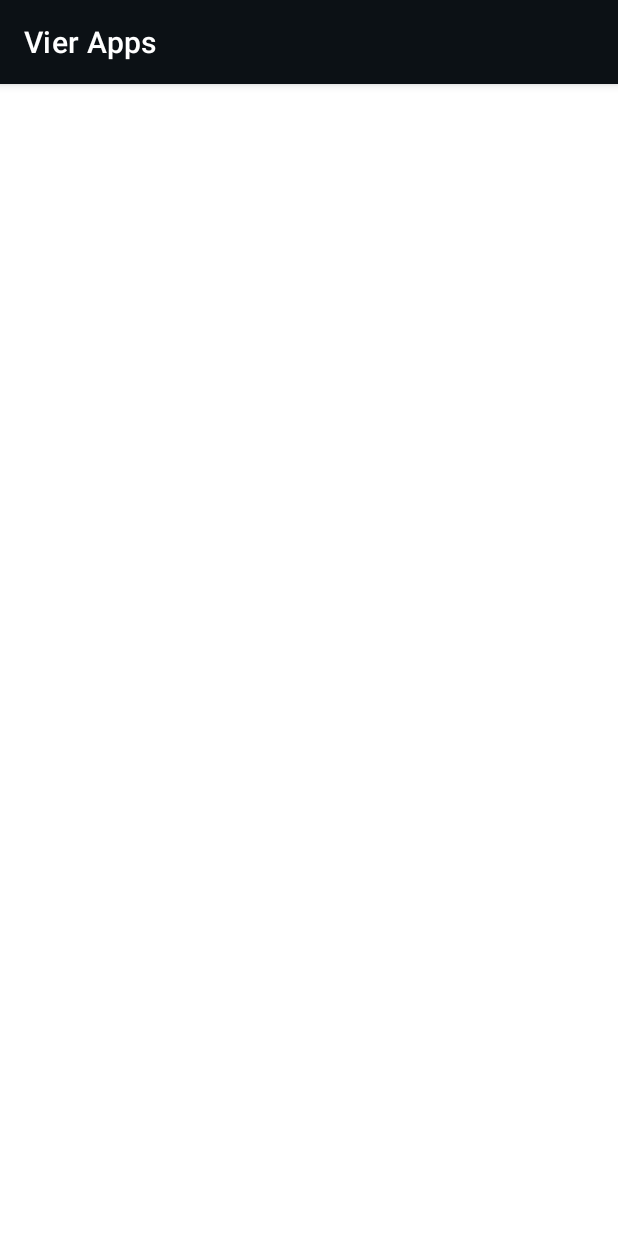
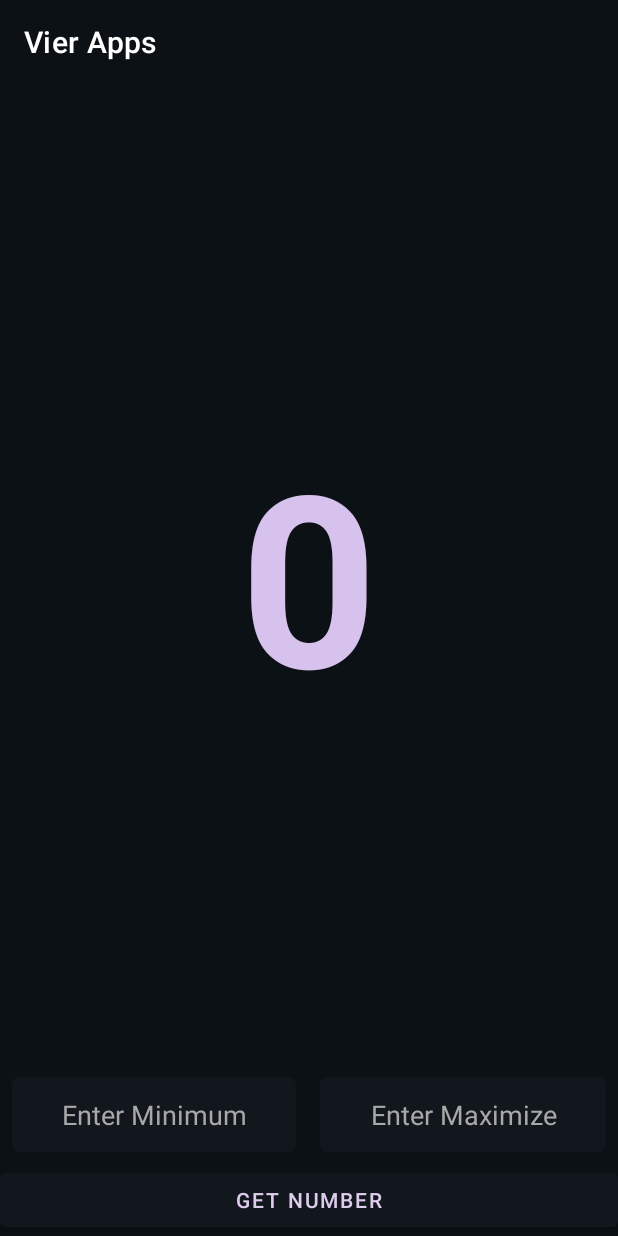
Before and after one commit to mahmoudk1000/univ_midterm_mobile_project, an Android app: the RandomActivity screen opened directly, with no data from a screen before it, on a phone screen of 412 x 824 dp. Run offline under Robolectric (Android 15) with nearby library versions, the phone set to English and light mode, and no system bars.

Commit message:
Made Random App

```diff
--- a/app/src/main/java/com/example/vierapps/RandomActivity.java
+++ b/app/src/main/java/com/example/vierapps/RandomActivity.java
@@ -1,7 +1,13 @@
 package com.example.vierapps;
 
+import android.os.Bundle;
+import android.view.View;
+import android.widget.EditText;
+import android.widget.TextView;
+
 import androidx.appcompat.app.AppCompatActivity;
-import android.os.Bundle;
+
+import java.util.Random;
 
 public class RandomActivity extends AppCompatActivity {
     @Override
@@ -9,4 +15,20 @@ public class RandomActivity extends AppCompatActivity {
         super.onCreate(savedInstanceState);
         setContentView(R.layout.random_activity);
     }
+
+    public void random_create(View view) {
+        EditText min_num = (EditText) findViewById(R.id.min_num);
+        String min = min_num.getText().toString();
+        int int_min = Integer.parseInt(min);
+
+        EditText max_num = (EditText) findViewById(R.id.max_num);
+        String max = max_num.getText().toString();
+        int int_max = Integer.parseInt(max);
+
+        Random number = new Random();
+        int random_num = number.nextInt(int_max + 1 - int_min) + int_min;
+
+        TextView counter = (TextView) findViewById(R.id.show_random);
+        counter.setText(String.valueOf(random_num));
+    }
 }
--- a/app/src/main/res/layout/random_activity.xml
+++ b/app/src/main/res/layout/random_activity.xml
@@ -1,6 +1,66 @@
 <?xml version="1.0" encoding="utf-8"?>
-<androidx.constraintlayout.widget.ConstraintLayout xmlns:android="http://schemas.android.com/apk/res/android"
+<LinearLayout
+    xmlns:android="http://schemas.android.com/apk/res/android"
+    xmlns:app="http://schemas.android.com/apk/res-auto"
+    xmlns:tools="http://schemas.android.com/tools"
     android:layout_width="match_parent"
-    android:layout_height="match_parent">
+    android:layout_height="match_parent"
+    tools:context=".RandomActivity"
+    android:background="@color/dark_background"
+    android:orientation="vertical" >
 
-</androidx.constraintlayout.widget.ConstraintLayout>
+    <TextView
+        android:id="@+id/show_random"
+        android:layout_width="match_parent"
+        android:layout_height="0dp"
+        android:layout_weight="1"
+        android:gravity="center"
+        android:text="0"
+        android:textAlignment="center"
+        android:textColor="@color/accent"
+        android:textSize="160sp"
+        android:textStyle="bold" />
+
+    <LinearLayout
+        android:layout_width="match_parent"
+        android:layout_height="wrap_content">
+
+        <EditText
+            android:id="@+id/min_num"
+            android:layout_width="wrap_content"
+            android:layout_height="50dp"
+            android:layout_margin="8dp"
+            android:layout_weight="1"
+            android:hint="@string/min_num"
+            android:textAlignment="center"
+            android:background="@drawable/rounded_corners"
+            android:textColor="@color/foreground"
+            android:textColorHint="@color/light_foreground"
+            android:inputType="number"
+            android:autofillHints="100" />
+
+        <EditText
+            android:id="@+id/max_num"
+            android:layout_width="wrap_content"
+            android:layout_height="50dp"
+            android:layout_margin="8dp"
+            android:layout_weight="1"
+            android:hint="@string/max_num"
+            android:textAlignment="center"
+            android:background="@drawable/rounded_corners"
+            android:textColorHint="@color/light_foreground"
+            android:textColor="@color/foreground"
+            android:inputType="number"
+            android:autofillHints="0" />
+    </LinearLayout>
+
+    <Button
+        android:id="@+id/random_get"
+        android:layout_width="match_parent"
+        android:layout_height="wrap_content"
+        android:backgroundTint="@color/background"
+        android:text="@string/get_random"
+        android:textColor="@color/foreground"
+        tools:layout_editor_absoluteX="8dp"
+        android:onClick="random_create"/>
+</LinearLayout>
--- a/app/src/main/res/values-night/strings.xml
+++ b/app/src/main/res/values-night/strings.xml
@@ -1,4 +1,12 @@
-<?xml version="1.0" encoding="utf-8"?>
 <resources>
-    <string name="get_random" />
+    <string name="app_name">Vier Apps</string>
+    <string name="counter_app">Counter</string>
+    <string name="random_app">Random</string>
+    <string name="stop_app">Stop Watch</string>
+    <string name="date_app">Date</string>
+    <string name="toast_text">Toast</string>
+    <string name="count_text">Count</string>
+    <string name="reset_text">Reset</string>
+    <string name="toast_value">Raised One!</string>
+    <string name="get_random">Get Number</string>
 </resources>
--- a/app/src/main/res/values-night/themes.xml
+++ b/app/src/main/res/values-night/themes.xml
@@ -4,6 +4,8 @@
         <item name="colorPrimary">@color/dark_background</item>
         <item name="colorPrimaryVariant">@color/background</item>
         <item name="colorOnPrimary">@color/foreground</item>
+        <item name="colorOnSurface">@color/dark_background</item>
+        <item name="colorSurface">@color/accent</item>
         <!-- Secondary brand color. -->
         <item name="colorSecondary">@color/accent</item>
         <item name="colorSecondaryVariant">@color/accent</item>
--- a/app/src/main/res/values/colors.xml
+++ b/app/src/main/res/values/colors.xml
@@ -4,4 +4,5 @@
     <color name="dark_background">#FF0C1115</color>
     <color name="background">#FF11171D</color>
     <color name="accent">#FFD7C1ED</color>
+    <color name="light_foreground">#A8A8A8</color>
 </resources>
--- a/app/src/main/res/values/strings.xml
+++ b/app/src/main/res/values/strings.xml
@@ -8,4 +8,7 @@
     <string name="count_text">Count</string>
     <string name="reset_text">Reset</string>
     <string name="toast_value">Raised One!</string>
+    <string name="get_random">Get Number</string>
+    <string name="min_num">Enter Minimum</string>
+    <string name="max_num">Enter Maximize</string>
 </resources>
```
